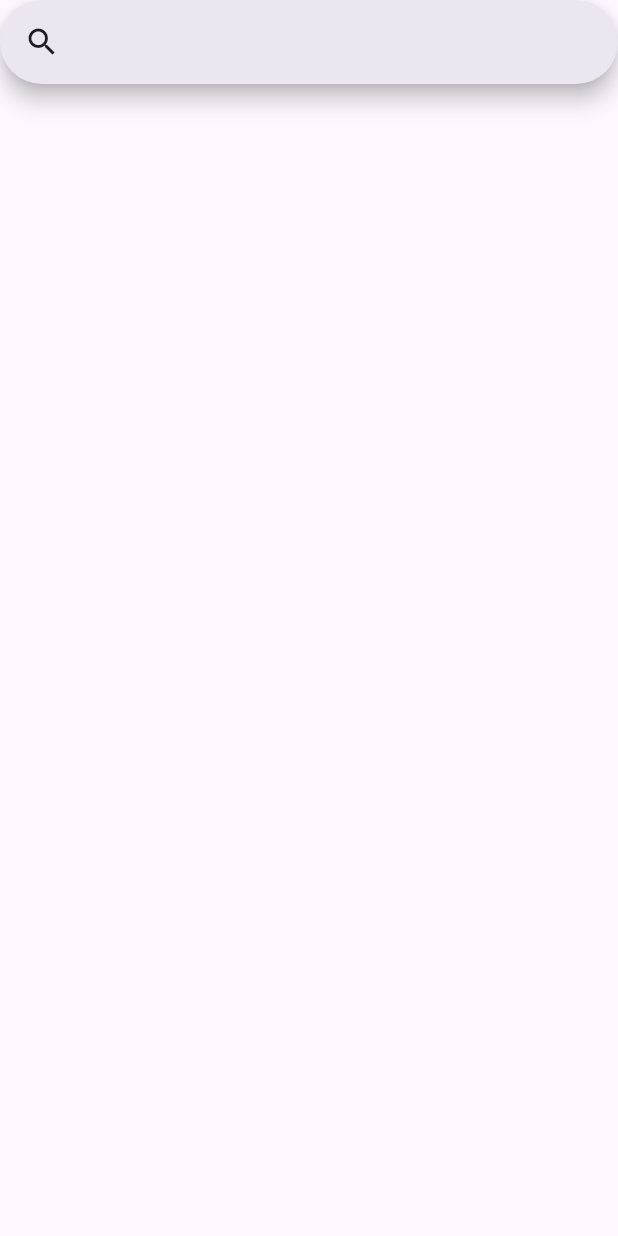
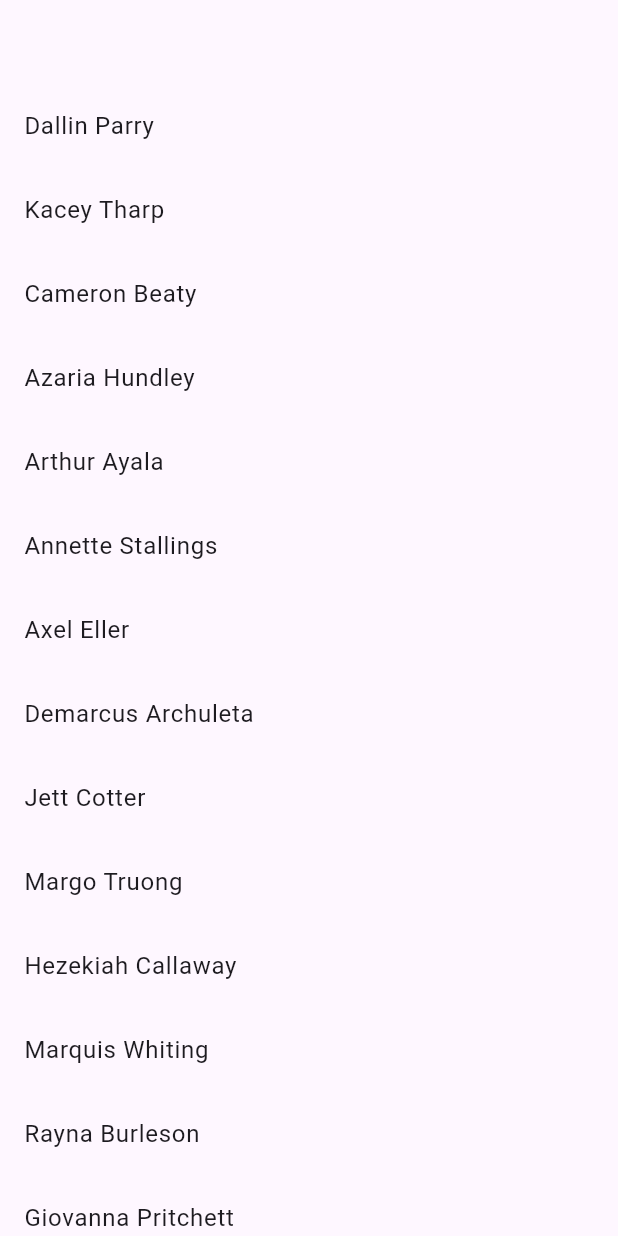
Before and after one commit to CrispyBeefNugget/Team3-Capstone, a Flutter app: the ContactsScreen screen opened directly, on a phone screen of 412 x 824 dp. Run offline on Flutter 3.47's test engine with Material 3 defaults, Android fonts, the phone set to English and light mode, and no system bars.

Commit message:
Implemented a scrollable list in the contacts tab. Will be trying to add a search bar to filter the list.

```diff
--- a/client/dmaft/lib/contacts_screen.dart
+++ b/client/dmaft/lib/contacts_screen.dart
@@ -8,30 +8,188 @@ class ContactsScreen extends StatefulWidget {
 }
 
 class _ContactsScreenState extends State<ContactsScreen> {
+
+  List<String> testList = [
+    'Dallin Parry',
+    'Kacey Tharp',
+    'Cameron Beaty',
+    'Azaria Hundley',
+    'Arthur Ayala',
+    'Annette Stallings',
+    'Axel Eller',
+    'Demarcus Archuleta',
+    'Jett Cotter',
+    'Margo Truong',
+    'Hezekiah Callaway',
+    'Marquis Whiting',
+    'Rayna Burleson',
+    'Giovanna Pritchett',
+    'Ajay Seidel',
+    'Niya Reeves',
+    'Alexus Jeter',
+    'Halle Andrew',
+    'Keith Levin',
+    'Carol Hargrove',
+  ];
+
+  bool isSelectionMode = false;
+  late List<bool> _selected;
+  bool _selectAll = false;
+
+  @override
+  void initState() {
+    super.initState();
+    initializeSelection();
+  }
+
+  void initializeSelection() {
+    _selected = List<bool>.generate(testList.length, (_) => false);
+  }
+
+  @override
+  void dispose() {
+    _selected.clear();
+    super.dispose();
+  }
+
   @override
   Widget build(BuildContext context) {
     return Scaffold(
-      body: SearchAnchor(
-        builder: (BuildContext context, SearchController controller) {
-          return SearchBar(
-            controller: controller,
-            padding: const WidgetStatePropertyAll<EdgeInsets>(
-              EdgeInsets.symmetric(horizontal: 16.0),
+
+      appBar: AppBar(
+        leading:
+          isSelectionMode
+            ? IconButton(
+              icon: const Icon(Icons.close),
+              onPressed: () {
+                setState(() {
+                  isSelectionMode = false;
+                });
+                initializeSelection();
+              },
+            )
+            : const SizedBox(),
+
+        actions: <Widget>[
+          if (isSelectionMode)
+            TextButton(
+              child:
+                !_selectAll
+                  ? const Text('select all', style: TextStyle(color: Colors.black))
+                  : const Text('unselect all', style: TextStyle(color: Colors.black)),
+              onPressed: () {
+                _selectAll = !_selectAll;
+                setState(() {
+                  _selected = List<bool>.generate(testList.length, (_) => _selectAll);
+                });
+              },
             ),
-            onTap: () {
-              controller.openView();
-            },
-            onChanged: (_) {
-              controller.openView();
-            },
-            leading: const Icon(Icons.search),
+        ],
+      ),
 
-          );
-        },
-        suggestionsBuilder: (BuildContext context, SearchController controller) {
-          return List<ListTile>.empty();
+      body: ListBuilder(
+        contactList: testList,
+        isSelectionMode: isSelectionMode,
+        selectedList: _selected,
+        onSelectionChange: (bool x) {
+          setState(() {
+            isSelectionMode = x;
+          });
         },
       ),
+
+      // body: SearchBar(
+      //   //builder: (BuildContext context, SearchController controller) {
+      //     //return SearchBar(
+      //       //controller: controller,
+      //       padding: const WidgetStatePropertyAll<EdgeInsets>(
+      //         EdgeInsets.symmetric(horizontal: 16.0),
+      //       ),
+      //       onTap: () {
+      //         //controller.openView();
+      //       },
+      //       onChanged: (_) {
+      //         //controller.openView();
+      //       },
+      //       onSubmitted: (query) {
+      //         // Perform a search based on the query.
+      //       },
+      //       onTapOutside: (_) {
+
+      //       },
+
+
+      //       leading: const Icon(Icons.search),
+      //       hintText: 'Search',
+      //       shape: WidgetStatePropertyAll(
+      //         BeveledRectangleBorder(),
+      //       ),
+      //     //);
+      //   //},
+      //   //suggestionsBuilder: (BuildContext context, SearchController controller) {
+      //   //  return List<ListTile>.empty();
+      //   //},
+      // ),
+
+
+
+
     );
   }
 }
+
+class ListBuilder extends StatefulWidget {
+  const ListBuilder({
+    super.key,
+    required this.contactList,
+    required this.selectedList,
+    required this.isSelectionMode,
+    required this.onSelectionChange,
+  });
+
+  final List<String> contactList;
+  final bool isSelectionMode;
+  final List<bool> selectedList;
+  final ValueChanged<bool>? onSelectionChange;
+
+  @override
+  State<ListBuilder> createState() => _ListBuilderState();
+}
+
+class _ListBuilderState extends State<ListBuilder> {
+  void _toggle(int index) {
+    if (widget.isSelectionMode) {
+      setState(() {
+        widget.selectedList[index] = !widget.selectedList[index];
+      });
+    }
+  }
+
+  @override
+  Widget build(BuildContext context) {
+    return ListView.builder(
+      itemCount: widget.selectedList.length,
+      itemBuilder: (_, int index) {
+        return ListTile(
+          onTap: () => _toggle(index),
+          onLongPress: () {
+            if (!widget.isSelectionMode) {
+              setState(() {
+                widget.selectedList[index] = true;
+              });
+              widget.onSelectionChange!(true);
+            }
+          },
+          trailing:
+            widget.isSelectionMode
+              ? Checkbox(
+                value: widget.selectedList[index],
+                onChanged: (bool? x) => _toggle(index),
+              )
+              : const SizedBox.shrink(),
+          title: Text(widget.contactList[index]),
+        );
+      },
+    );
+  }
+}
```
